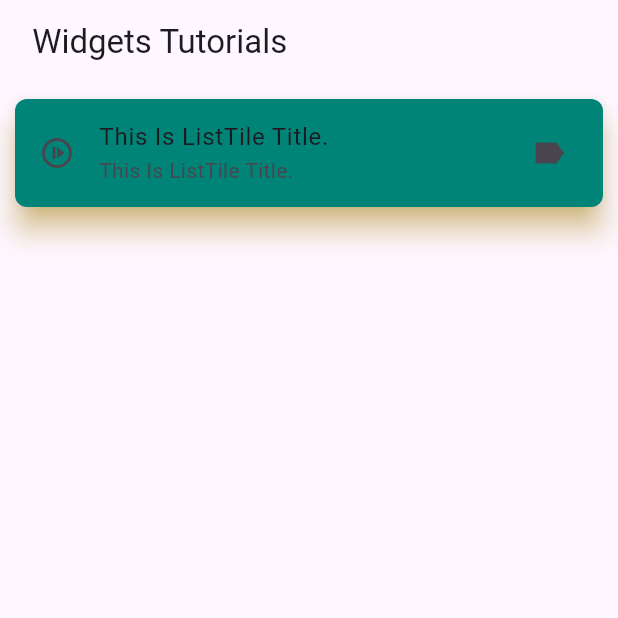
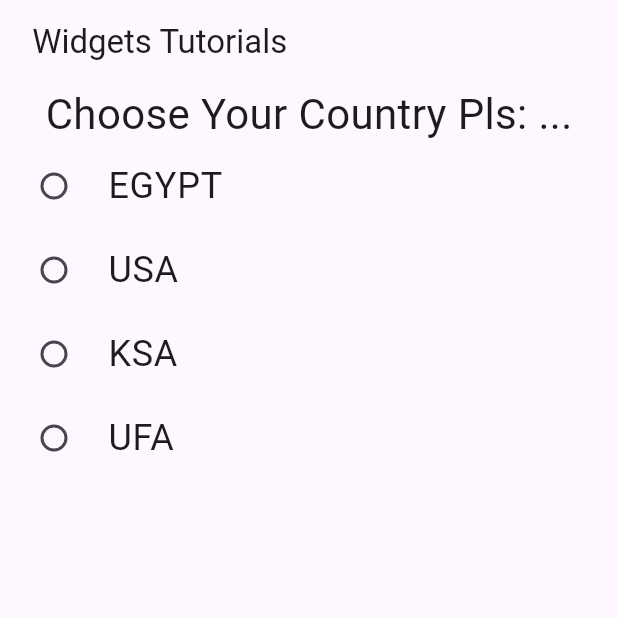
Before and after one commit to mohamed-rawash/widget_tutorials, a Flutter app: the screen it shows after launch, on a phone screen of 412 x 824 dp, the top half of it. Run offline on Flutter 3.47's test engine with Material 2 defaults, Android fonts, the phone set to English and light mode, and no system bars; our stand-ins replace hive; accounts and stored records are empty.

Commit message:
switch and radio

```diff
--- a/lib/main.dart
+++ b/lib/main.dart
@@ -3,6 +3,9 @@ import 'package:hive/hive.dart';
 import 'package:widgets_tutorials/hive/hive.dart';
 
 import 'package:widgets_tutorials/widgets/list_tile_and_card.dart';
+import 'package:widgets_tutorials/widgets/switch_listtile.dart';
+
+import 'widgets/radio_list_tile.dart';
 
 
 void main() async {
@@ -46,7 +49,7 @@ class _MyAppState extends State<MyApp> {
         appBar: AppBar(
           title: const Text(" Widgets Tutorials"),
         ),
-        body: const ListTileAndCardWidgets(),
+        body: const RadioListTileWidget(),
       ),
     );
   }
--- /dev/null
+++ b/lib/widgets/radio_list_tile.dart
@@ -0,0 +1,34 @@
+import 'package:flutter/material.dart';
+
+class RadioListTileWidget extends StatefulWidget {
+  const RadioListTileWidget({super.key});
+
+  @override
+  State<RadioListTileWidget> createState() => _RadioListTileWidgetState();
+}
+
+class _RadioListTileWidgetState extends State<RadioListTileWidget> {
+  List<String> countries = ["Egypt", "USA", "KSA", "ufa"];
+  String? country;
+
+  @override
+  Widget build(BuildContext context) {
+    return Column(
+      children: [
+        Text("Choose Your Country Pls: ${country ?? '...'}", style: const TextStyle(fontSize: 28),),
+        ...List<Widget>.generate(
+          countries.length,
+          (index) => RadioListTile(
+            title: Text(countries[index].toUpperCase(), style: const TextStyle(fontSize: 24),),
+            value: countries[index],
+            groupValue: country,
+            onChanged: (val) {
+              country = val;
+              setState(() {});
+            },
+          ),
+        ),
+      ],
+    );
+  }
+}
```
Also changed, not shown: lib/widgets/switch_listtile.dart (added, +25 -0 lines).
